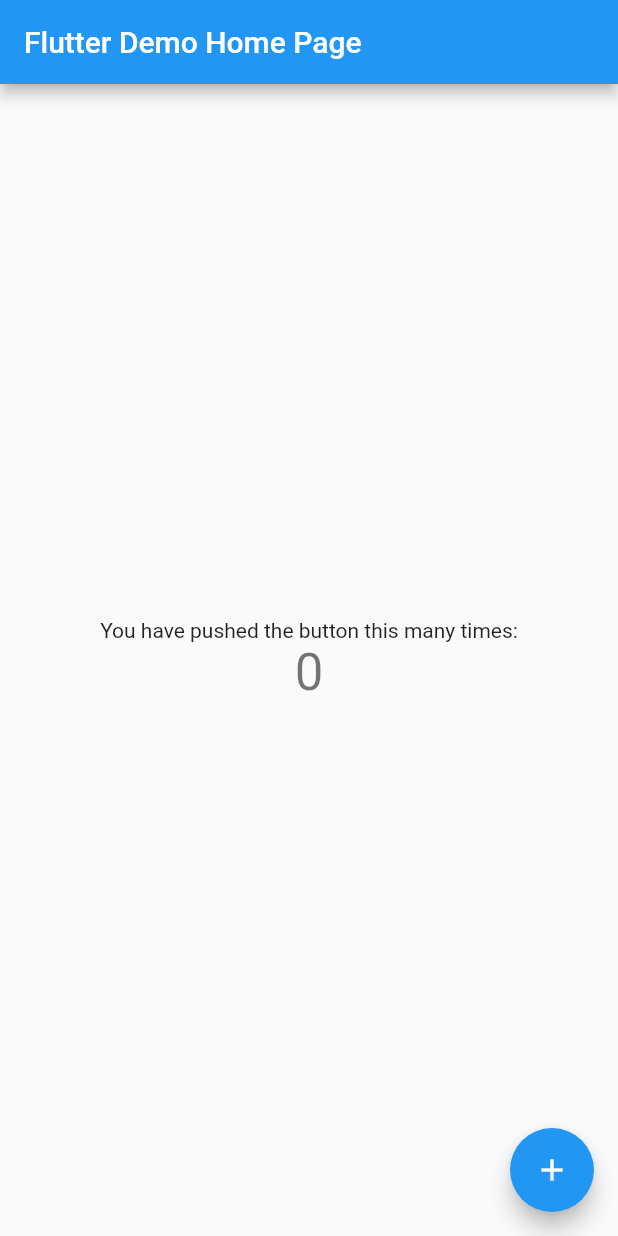
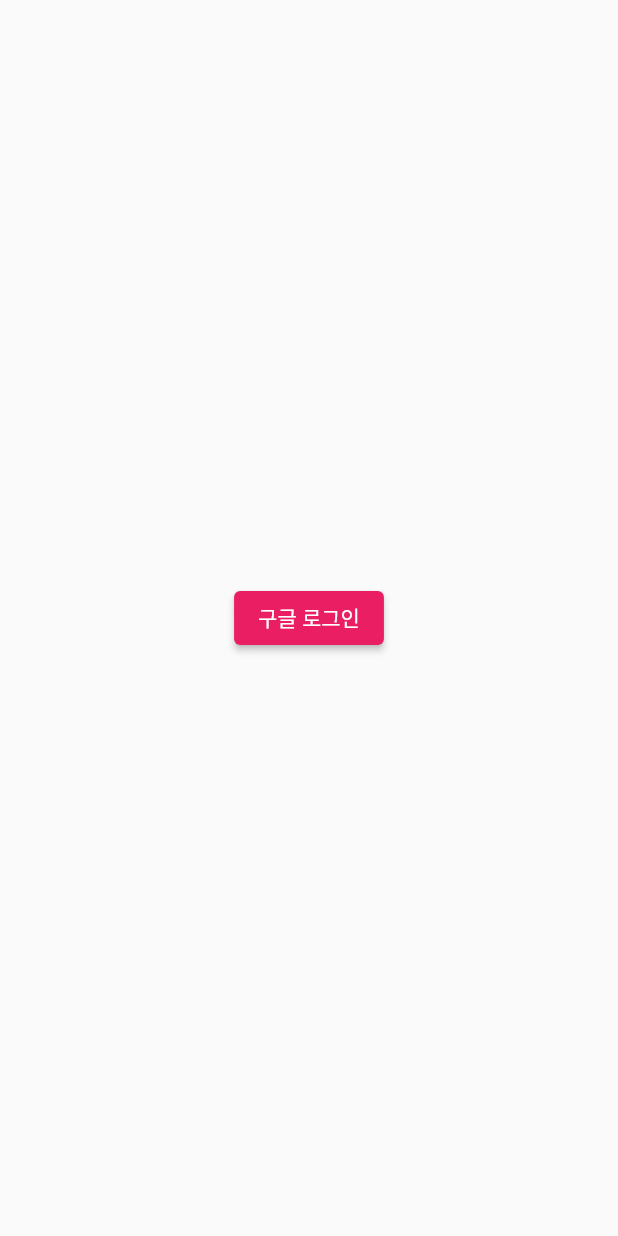
Before and after one commit to tushin/flutter_todo, a Flutter app: the screen it shows after launch, on a phone screen of 412 x 824 dp. Run offline on Flutter 3.47's test engine with Material 2 defaults, Android fonts, the phone set to English and light mode, and no system bars; our stand-ins replace firebase_core, google_sign_in; accounts and stored records are empty.

Commit message:
인증 부분 구현

```diff
--- a/lib/main.dart
+++ b/lib/main.dart
@@ -1,115 +1,109 @@
+import 'package:firebase_core/firebase_core.dart';
 import 'package:flutter/material.dart';
+import 'package:google_sign_in/google_sign_in.dart';
 
-void main() {
-  runApp(const MyApp());
+void main() async {
+  WidgetsFlutterBinding.ensureInitialized();
+  await Firebase.initializeApp();
+  runApp(const App());
 }
 
-class MyApp extends StatelessWidget {
-  const MyApp({super.key});
+class App extends StatelessWidget {
+  const App({Key? key}) : super(key: key);
 
-  // This widget is the root of your application.
   @override
   Widget build(BuildContext context) {
     return MaterialApp(
-      title: 'Flutter Demo',
-      theme: ThemeData(
-        // This is the theme of your application.
-        //
-        // Try running your application with "flutter run". You'll see the
-        // application has a blue toolbar. Then, without quitting the app, try
-        // changing the primarySwatch below to Colors.green and then invoke
-        // "hot reload" (press "r" in the console where you ran "flutter run",
-        // or simply save your changes to "hot reload" in a Flutter IDE).
-        // Notice that the counter didn't reset back to zero; the application
-        // is not restarted.
-        primarySwatch: Colors.blue,
-      ),
-      home: const MyHomePage(title: 'Flutter Demo Home Page'),
+      theme: ThemeData(primarySwatch: Colors.pink),
+      home: const MainPage(),
     );
   }
 }
 
-class MyHomePage extends StatefulWidget {
-  const MyHomePage({super.key, required this.title});
-
-  // This widget is the home page of your application. It is stateful, meaning
-  // that it has a State object (defined below) that contains fields that affect
-  // how it looks.
-
-  // This class is the configuration for the state. It holds the values (in this
-  // case the title) provided by the parent (in this case the App widget) and
-  // used by the build method of the State. Fields in a Widget subclass are
-  // always marked "final".
-
-  final String title;
+class MainPage extends StatefulWidget {
+  const MainPage({Key? key}) : super(key: key);
 
   @override
-  State<MyHomePage> createState() => _MyHomePageState();
+  State<MainPage> createState() => _MainPageState();
 }
 
-class _MyHomePageState extends State<MyHomePage> {
-  int _counter = 0;
+class _MainPageState extends State<MainPage> {
+  final signIn = GoogleSignIn();
+  GoogleSignInAccount? account;
 
-  void _incrementCounter() {
+  @override
+  void initState() {
+    _checkSignIn();
+    super.initState();
+  }
+
+  Future<void> _checkSignIn() async {
+    if (await signIn.isSignedIn()) {
+      var result = await signIn.signInSilently();
+      setState(() {
+        account = result;
+      });
+    }
+  }
+
+  Future<void> _signIn() async {
+    var result = await signIn.signIn();
     setState(() {
-      // This call to setState tells the Flutter framework that something has
-      // changed in this State, which causes it to rerun the build method below
-      // so that the display can reflect the updated values. If we changed
-      // _counter without calling setState(), then the build method would not be
-      // called again, and so nothing would appear to happen.
-      _counter++;
+      account = result;
+    });
+  }
+
+  Future<void> _signOut() async {
+    var result = await signIn.signOut();
+    setState(() {
+      account = result;
     });
   }
 
   @override
   Widget build(BuildContext context) {
-    // This method is rerun every time setState is called, for instance as done
-    // by the _incrementCounter method above.
-    //
-    // The Flutter framework has been optimized to make rerunning build methods
-    // fast, so that you can just rebuild anything that needs updating rather
-    // than having to individually change instances of widgets.
+    Widget? bodyWidget;
+    if (account == null) {
+      bodyWidget = ElevatedButton(
+        onPressed: () => _signIn(),
+        child: const Text("구글 로그인"),
+      );
+    } else {
+      bodyWidget = Column(
+        mainAxisSize: MainAxisSize.min,
+        children: [
+          AccountWidget(account: account!),
+          ElevatedButton(
+            onPressed: () => _signOut(),
+            child: const Text("구글 로그아웃"),
+          )
+        ],
+      );
+    }
     return Scaffold(
-      appBar: AppBar(
-        // Here we take the value from the MyHomePage object that was created by
-        // the App.build method, and use it to set our appbar title.
-        title: Text(widget.title),
-      ),
       body: Center(
-        // Center is a layout widget. It takes a single child and positions it
-        // in the middle of the parent.
-        child: Column(
-          // Column is also a layout widget. It takes a list of children and
-          // arranges them vertically. By default, it sizes itself to fit its
-          // children horizontally, and tries to be as tall as its parent.
-          //
-          // Invoke "debug painting" (press "p" in the console, choose the
-          // "Toggle Debug Paint" action from the Flutter Inspector in Android
-          // Studio, or the "Toggle Debug Paint" command in Visual Studio Code)
-          // to see the wireframe for each widget.
-          //
-          // Column has various properties to control how it sizes itself and
-          // how it positions its children. Here we use mainAxisAlignment to
-          // center the children vertically; the main axis here is the vertical
-          // axis because Columns are vertical (the cross axis would be
-          // horizontal).
-          mainAxisAlignment: MainAxisAlignment.center,
-          children: <Widget>[
-            const Text(
-              'You have pushed the button this many times:',
-            ),
-            Text(
-              '$_counter',
-              style: Theme.of(context).textTheme.headlineMedium,
-            ),
-          ],
+        child: Padding(
+          padding: const EdgeInsets.all(24.0),
+          child: bodyWidget,
         ),
       ),
-      floatingActionButton: FloatingActionButton(
-        onPressed: _incrementCounter,
-        tooltip: 'Increment',
-        child: const Icon(Icons.add),
-      ), // This trailing comma makes auto-formatting nicer for build methods.
     );
   }
 }
+
+class AccountWidget extends StatelessWidget {
+  const AccountWidget({Key? key, required this.account}) : super(key: key);
+  final GoogleSignInAccount account;
+
+  @override
+  Widget build(BuildContext context) {
+    return Column(
+      mainAxisSize: MainAxisSize.min,
+      children: [
+        Image.network(account.photoUrl ?? ""),
+        const SizedBox(height: 8),
+        Text(account.displayName ?? "NONAME"),
+      ],
+    );
+  }
+}
--- a/pubspec.yaml
+++ b/pubspec.yaml
@@ -36,6 +36,8 @@ dependencies:
   # Use with the CupertinoIcons class for iOS style icons.
   cupertino_icons: ^1.0.2
   firebase_auth: ^4.4.0
+  firebase_core: ^2.9.0
+  google_sign_in: ^6.1.0
 
 dev_dependencies:
   flutter_test:
```
Also changed, not shown: pubspec.lock.
